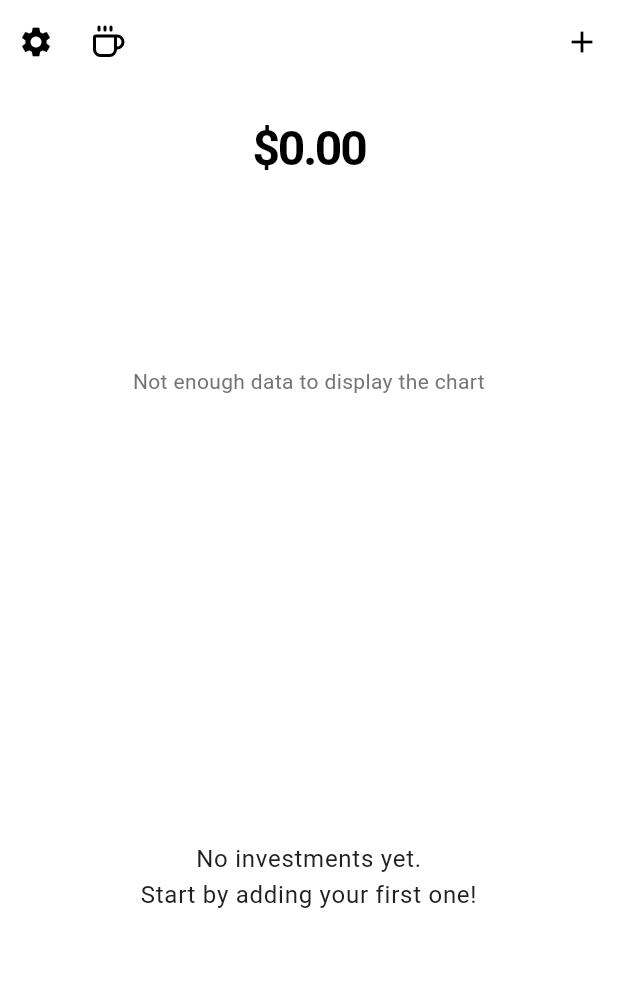
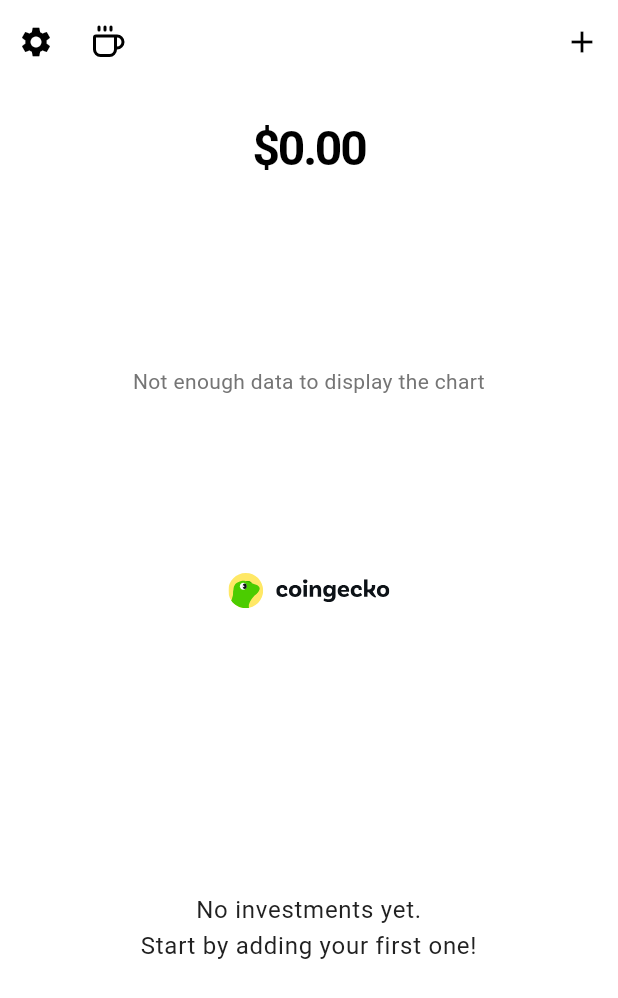
Before and after one commit to GoldLettuce/Lumina, a Flutter app: the screen it shows after launch, on a phone screen of 412 x 824 dp. Shown: the top 998 px of the screen. Run offline on Flutter 3.47's test engine with Material 3 defaults, Android fonts, the phone set to English and light mode, and no system bars; our stand-ins replace fl_chart, flutter_svg, hive, hive_flutter, lucide_icons, permission_handler; accounts and stored records are empty; network calls fail.

Commit message:
feat: integración de logo CoinGecko adaptado a modos de color
- Se ha integrado el widget CoinGeckoAttribution con lógica adaptativa por modo de color.
- En modo darkMono, se combinan dos SVG oficiales: símbolo gris y texto blanco (uso provisional hasta confirmación de CoinGecko).
- En modo lightMono se usa la variante monocroma negra completa.
- En modos light/dark/system se usan los logos oficiales completos correspondientes.
- Atribución incluye enlace clicable a coingecko.com según los requisitos legales.

```diff
--- a/lib/ui/screens/portfolio_screen.dart
+++ b/lib/ui/screens/portfolio_screen.dart
@@ -11,6 +11,7 @@ import 'package:lumina/ui/providers/history_provider.dart';
 import 'package:lumina/ui/providers/investment_provider.dart';
 import '../widgets/add_investment_dialog.dart';
 import '../widgets/portfolio_summary_with_chart.dart';
+import '../widgets/coingecko_attribution.dart';
 import 'asset_detail_screen.dart';
 import 'archived_assets_screen.dart';
 import 'settings_screen.dart';
@@ -556,6 +557,8 @@ class _PortfolioScreenState extends State<PortfolioScreen> with WidgetsBindingOb
               },
             ),
             const SizedBox(height: 12),
+            const CoinGeckoAttribution(),
+            const SizedBox(height: 12),
             Expanded(
               child: CustomScrollView(
                 slivers: [
--- a/lib/ui/widgets/coingecko_attribution.dart
+++ b/lib/ui/widgets/coingecko_attribution.dart
@@ -2,44 +2,78 @@ import 'package:flutter/material.dart';
 import 'package:flutter_svg/flutter_svg.dart';
 import 'package:url_launcher/url_launcher.dart';
 import 'package:provider/provider.dart';
+
 import 'package:lumina/ui/providers/theme_mode_provider.dart';
 import 'package:lumina/core/theme.dart';
 
+/// ⚠️ Versión provisional combinando dos SVG en darkMono.
+/// Se ha solicitado aprobación a CoinGecko.
+/// Si no la conceden, revertir a los logos completos oficiales.
 class CoinGeckoAttribution extends StatelessWidget {
   const CoinGeckoAttribution({super.key});
 
   @override
   Widget build(BuildContext context) {
-    final isDark = Theme.of(context).brightness == Brightness.dark;
-    final themeMode = context.watch<ThemeModeProvider>().mode;
-    final isMono = themeMode == AppThemeMode.lightMono || themeMode == AppThemeMode.darkMono;
+    final mode = context.watch<ThemeModeProvider>().mode;
 
-    String assetPath;
-    if (isMono) {
-      assetPath = isDark
-          ? 'assets/images/coingecko_mono_white.svg'
-          : 'assets/images/coingecko_mono_black.svg';
-    } else {
-      assetPath = isDark
-          ? 'assets/images/coingecko_full_black.svg'
-          : 'assets/images/coingecko_full_white.svg';
-    }
+    /// Selecciona el logo (único SVG o combinación) según el modo elegido
+    final Widget logo = switch (mode) {
+    // ──────────────────── MODO LIGHT MONO ────────────────────
+      AppThemeMode.lightMono => SvgPicture.asset(
+        'assets/images/coingecko_mono.svg',
+        height: 24,
+      ),
+
+    // ──────────────────── MODO DARK MONO ─────────────────────
+    // Símbolo gris + texto blanco (provisional)
+      AppThemeMode.darkMono => Row(
+        mainAxisSize: MainAxisSize.min,
+        children: [
+          SvgPicture.asset(
+            'assets/images/coingecko_mono_logo.svg', // símbolo gris
+            height: 20,
+          ),
+          const SizedBox(width: 8),
+          SvgPicture.asset(
+            'assets/images/white_text_only.svg',      // letras blancas
+            height: 16,
+          ),
+        ],
+      ),
+
+    // ──────────────────── MODO LIGHT (color) ─────────────────
+      AppThemeMode.light => SvgPicture.asset(
+        'assets/images/coingecko_full_black.svg',
+        height: 24,
+      ),
+
+    // ──────────────────── MODO DARK (color) ──────────────────
+      AppThemeMode.dark => SvgPicture.asset(
+        'assets/images/coingecko_full_white.svg',
+        height: 24,
+      ),
+
+    // ──────────────────── MODO SYSTEM ────────────────────────
+      AppThemeMode.system => SvgPicture.asset(
+        Theme.of(context).brightness == Brightness.dark
+            ? 'assets/images/coingecko_full_white.svg'
+            : 'assets/images/coingecko_full_black.svg',
+        height: 24,
+      ),
+    };
 
     return GestureDetector(
       onTap: () async {
-        final url = Uri.parse('https://www.coingecko.com');
-        if (await canLaunchUrl(url)) {
-          await launchUrl(url, mode: LaunchMode.externalApplication);
+        final uri = Uri.parse('https://www.coingecko.com');
+        if (await canLaunchUrl(uri)) {
+          await launchUrl(uri, mode: LaunchMode.externalApplication);
         }
       },
       child: Container(
         width: double.infinity,
         padding: const EdgeInsets.symmetric(vertical: 16),
-        child: SvgPicture.asset(
-          assetPath,
-          height: 24,
-          semanticsLabel: 'CoinGecko logo',
-        ),
+        alignment: Alignment.center,
+        child: logo,
       ),
     );
   }
```
Also changed, not shown: pubspec.yaml (+4 -3 lines), assets/images/coingecko_mono.svg (renamed from assets/images/coingecko_mono_white.svg), assets/images/coingecko_mono_logo.svg (renamed from assets/images/coingecko_mono_black.svg), assets/images/white_text_only.svg (added), 5 other files.
